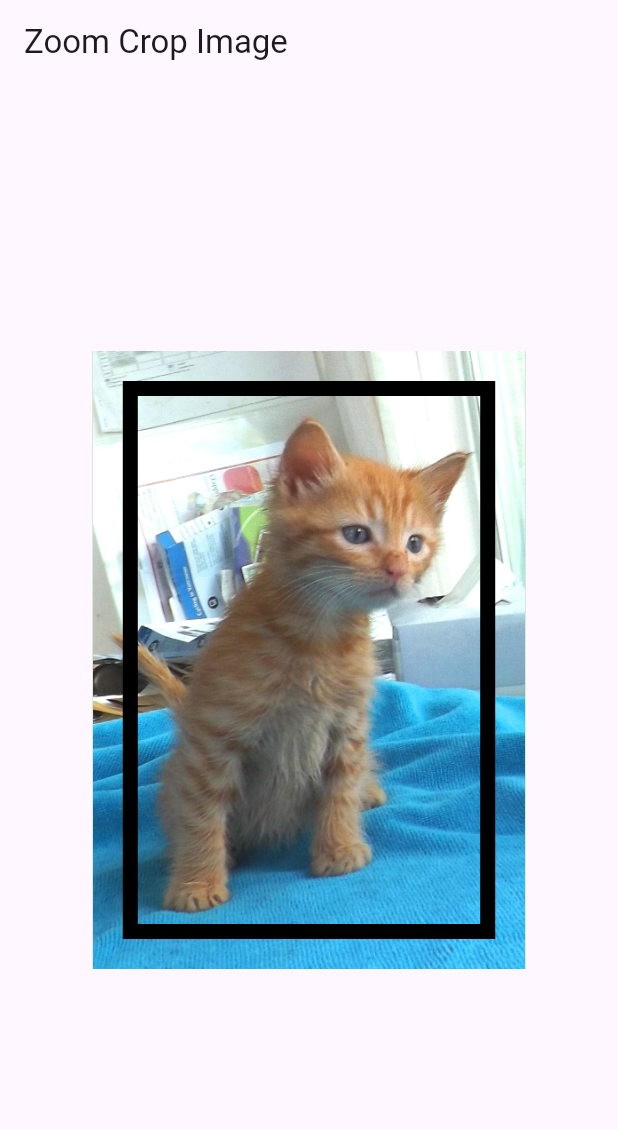
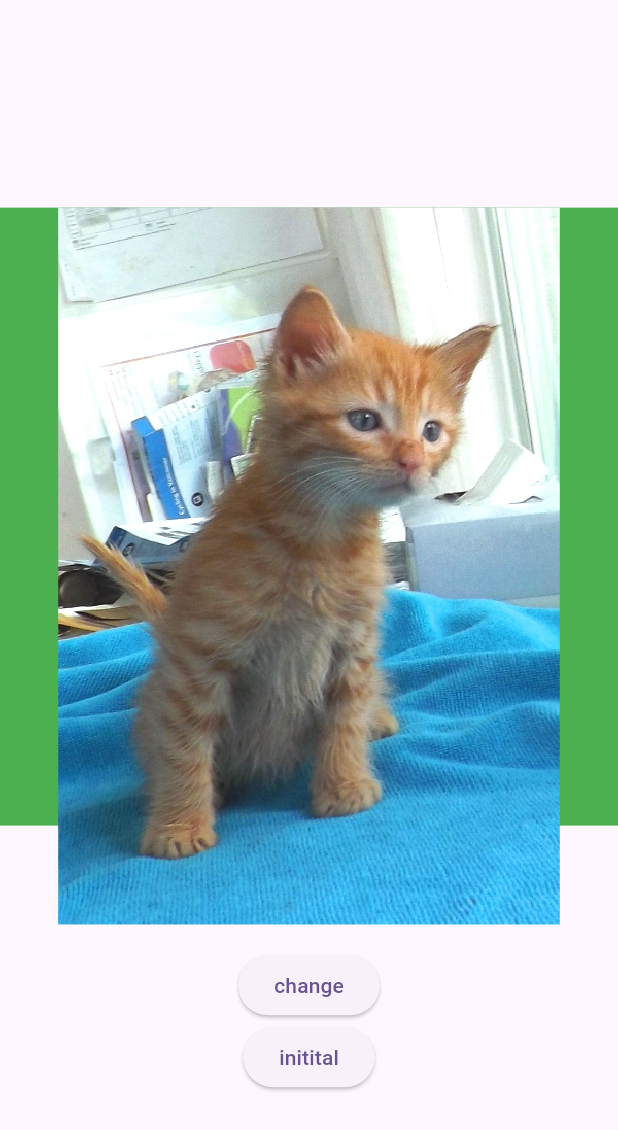
Before and after one commit to siriusanjan/dynamicCropFlutter, a Flutter app: the screen it shows after launch, on a phone screen of 412 x 824 dp. Shown: the top 1130 px of the screen. Run offline on Flutter 3.47's test engine with Material 2 defaults, Android fonts, the phone set to English and light mode, and no system bars; our stand-ins replace file_picker, flutter_bloc.

Commit message:
add proper rotate scale

```diff
--- a/lib/main.dart
+++ b/lib/main.dart
@@ -1,5 +1,6 @@
 import 'dart:io';
 
+import 'package:factor_offset/rotate_scale/rotate_scale.dart';
 import 'package:factor_offset/utils/background_task.dart';
 import 'package:factor_offset/utils/drawImage.dart';
 import 'package:file_picker/file_picker.dart';
@@ -39,7 +40,7 @@ class MyApp extends StatelessWidget {
         colorScheme: ColorScheme.fromSeed(seedColor: Colors.deepPurple),
         useMaterial3: true,
       ),
-      home: const MyHomePage(title: 'Flutter Demo Home Page'),
+      home: const RotateScale(),
     );
   }
 }
@@ -80,11 +81,17 @@ class _MyHomePageState extends State<MyHomePage> {
   ui.Image? croppedImage;
   String assertPath = "assets/cat.png";
   Rect? cropRect;
-  double fittedFrameMargin=0;
+  double fittedFrameMargin = 0;
 
   void calculateFittedHeightWidth() {
-    _height = MediaQuery.of(context).size.height * 0.5;
-    _width = MediaQuery.of(context).size.width;
+    _height = MediaQuery
+        .of(context)
+        .size
+        .height * 0.5;
+    _width = MediaQuery
+        .of(context)
+        .size
+        .width;
 
     if (_height! / _width! > imageRealHeight / imageRealWidth) {
       widthFitted = true;
@@ -96,7 +103,7 @@ class _MyHomePageState extends State<MyHomePage> {
       imageFittedWidth = _height! / (imageRealHeight / imageRealWidth);
       _extraWidth = _width! - imageFittedWidth!;
     }
-  fittedFrameMargin=  frameMargin * (imageRealWidth / imageFittedWidth!);
+    fittedFrameMargin = imageRealWidth * (frameMargin / imageFittedWidth!);
 
     print("widthFitted " + widthFitted.toString());
   }
@@ -132,21 +139,7 @@ class _MyHomePageState extends State<MyHomePage> {
         title: Text('Zoom Crop Image'),
       ),
       body: croppedImage == null
-          ? Center(
-              child: Container(
-                  color: Colors.green,
-                  child: ClipRect(
-                      child: SizedBox(
-                    width: imageFittedWidth,
-                    height: imageFittedHeight,
-                    child: FittedBox(
-                        child: SizedBox(
-                            width: imageFittedWidth,
-                            height: imageFittedHeight,
-                            child: LayoutBuilder(builder:
-                                (BuildContext ctx, BoxConstraints constraints) {
-                              // if the screen width >= 480 i.e Wide Screen
-                              return GestureDetector(
+          ? GestureDetector(
           onScaleStart: (details) {
             _previousScale = _scale;
             _previousOffset = details.focalPoint;
@@ -155,27 +148,27 @@ class _MyHomePageState extends State<MyHomePage> {
             setState(() {
               _scale = _previousScale * details.scale;
               _scale = _scale.clamp(1.0,
-                                        5.0); // Adjust the min and max zoom levels as per your requirement
+                  10.0); // Adjust the min and max zoom levels as per your requirement
               if (_scale == _previousScale) {
                 Offset calculatedOrigin = _origin +
                     (_origin -
                         (details.focalPoint -
-                                                  (_previousOffset - _origin) /
+                            (_previousOffset -
+                                _origin) /
                                 _previousScale *
-                                                      _scale));
+                                _scale))/_scale;
 
                 if (calculatedOrigin.dx >
-                                              -(imageFittedWidth! / 2 +
-                                                  fittedFrameMargin/_scale) &&
+                    -(imageFittedWidth! / 2+frameMargin) &&
                     calculatedOrigin.dx <
                         (imageFittedWidth! / 2 +
-                                                  fittedFrameMargin/_scale) &&
+                            fittedFrameMargin/2 ) &&
                     calculatedOrigin.dy >
                         -(imageFittedHeight! / 2 +
-                                                  fittedFrameMargin/_scale) &&
+                            fittedFrameMargin ) &&
                     calculatedOrigin.dy <
                         (imageFittedHeight! / 2 +
-                                                  fittedFrameMargin/_scale)) {
+                            fittedFrameMargin )) {
                   _origin = calculatedOrigin;
                 }
               }
@@ -189,7 +182,28 @@ class _MyHomePageState extends State<MyHomePage> {
           onScaleEnd: (details) {
             // Perform any required cleanup or finalization
           },
-                                child: Stack(
+          child: Column(children: [
+            Center(
+                child: Container(
+                    color: Colors.green,
+                    child: ClipRect(
+                        child: SizedBox(
+                          width: imageFittedWidth,
+                          height: imageFittedHeight,
+                          child: FittedBox(
+                              child: SizedBox(
+                                  width: imageFittedWidth!,
+                                  height: imageFittedHeight!,
+                                  child: LayoutBuilder(builder: (
+                                      BuildContext ctx,
+                                      BoxConstraints constraints) {
+                                  print("constrain heighti "+  constraints.maxHeight.toString());
+                                  print("constrain width "+  constraints.maxWidth.toString());
+                                  print("constrain imageFittedWidth "+  imageFittedWidth.toString());
+                                  print("constrain imageFittedHeight"+  imageFittedHeight.toString());
+                                    constraints.maxWidth;
+                                    // if the screen width >= 480 i.e Wide Screen
+                                    return Stack(
                                       children: [
                                         Transform.scale(
                                           scale: _scale,
@@ -197,21 +211,24 @@ class _MyHomePageState extends State<MyHomePage> {
                                           child: Image.asset(
                                               assertPath), // Replace with your image asset
                                         ),
-                                    Positioned.fill(
+                                        Positioned(
+                                          left:frameMargin,
+                                          top:frameMargin,
+                                          right:frameMargin,
+                                          bottom:frameMargin,
                                           child: Container(
                                             decoration: BoxDecoration(
                                               border: Border.all(
-                                              color: Colors.black, width: 10.0),
-                                        ),
-                                        margin: EdgeInsets.all(
-                                            frameMargin), // Adjust the margin as per your requirement
+                                                  color: Colors.black,
+                                                  width: 10.0),
+                                            )// Adjust the margin as per your requirement
                                           ),
                                         ),
                                       ],
-                                ),
                                     );
                                   }))),
                         ))))
+          ]))
           : SizedBox(
         width: _width!,
         height: _height!,
--- /dev/null
+++ b/lib/rotate_scale/RotateScaleBloc.dart
@@ -0,0 +1,17 @@
+import 'package:flutter_bloc/flutter_bloc.dart';
+
+enum RotateScaleBlocState {
+  initialize,
+  doneSet,
+  scaleRotate,
+  normalize,
+}
+
+class RotateScaleBloc extends Cubit<RotateScaleBlocState> {
+  RotateScaleBloc(super.initialState);
+
+  void setState(RotateScaleBlocState state) {
+    emit(RotateScaleBlocState.normalize);
+    emit(state);
+  }
+}
--- /dev/null
+++ b/lib/rotate_scale/rotate_scale.dart
@@ -0,0 +1,85 @@
+import 'package:factor_offset/rotate_scale/RotateScaleBloc.dart';
+import 'package:factor_offset/rotate_scale/rotate_scale_helper.dart';
+import 'package:factor_offset/utils/drawImage.dart';
+import 'package:flutter/cupertino.dart';
+import 'package:flutter/material.dart';
+import 'package:flutter_bloc/flutter_bloc.dart';
+
+import 'drawRotateScaleImagePaint.dart';
+
+class RotateScale extends StatefulWidget {
+  const RotateScale({super.key});
+
+  @override
+  State<StatefulWidget> createState() => _RotateScale();
+}
+
+class _RotateScale extends State<RotateScale> {
+  RotateScaleBlocHelper? _rotateScaleBlocHelper;
+
+  @override
+  Widget build(BuildContext context) {
+    return Scaffold(
+        appBar: AppBar(),
+        body: BlocProvider(
+            create: (BuildContext context) =>
+                RotateScaleBloc(RotateScaleBlocState.initialize),
+            child: BlocBuilder<RotateScaleBloc, RotateScaleBlocState>(
+                buildWhen: (previousState, state) {
+              return true;
+              // return true/false to determine whether or not
+              // to rebuild the widget with state
+            }, builder: (context, state) {
+              _rotateScaleBlocHelper ??= RotateScaleBlocHelper(context);
+
+              print("state " + state.toString());
+              // return widget here based on BlocA's state
+              return state == RotateScaleBlocState.doneSet ||
+                      state == RotateScaleBlocState.scaleRotate
+                  ? Center(
+                      child: Column(children: [
+                      SizedBox(
+                          height: MediaQuery.of(context).size.height * 0.7,
+                          width: MediaQuery.of(context).size.width,
+                          child: FittedBox(
+                              child: SizedBox(
+                                  height: 600,
+                                  width: 600,
+                                  child: LayoutBuilder(builder:
+                                      (BuildContext context,
+                                          BoxConstraints constraints) {
+                                    return Container(
+                                      color: Colors.green,
+                                      child: Center(
+                                        child: CustomPaint(
+                                          painter: state ==
+                                                  RotateScaleBlocState.doneSet
+                                              ? DrawImage(
+                                                  image: _rotateScaleBlocHelper!
+                                                      .image!,
+                                                )
+                                              : DrawImage(
+                                                  image: _rotateScaleBlocHelper!
+                                                      .rotateScaleImage!,
+                                                ),
+                                          size: Size(487, 696),
+                                        ),
+                                      ),
+                                    );
+                                  })))),
+                      ElevatedButton(
+                          onPressed: () {
+                            _rotateScaleBlocHelper!
+                                .setRotateScaleImage(context);
+                          },
+                          child: Text("change")),
+                      ElevatedButton(
+                          onPressed: () {
+                            _rotateScaleBlocHelper!.setInitialImage(context);
+                          },
+                          child: Text("initital")),
+                    ]))
+                  : Container();
+            })));
+  }
+}
--- a/lib/utils/drawImage.dart
+++ b/lib/utils/drawImage.dart
@@ -9,8 +9,8 @@ class DrawImage extends CustomPainter {
   @override
   void paint(Canvas canvas, Size size) {
     // Draw image
-    final imageOffset = Offset(0, 0); // Adjust the offset as needed
-    canvas.drawImage(image, imageOffset, Paint());
+    final imageOffset = Offset(size.width/2, size.height/2); // Adjust the offset as needed
+    canvas.drawImage(image, Offset.zero, Paint());
 
     // Add additional custom drawings here if needed
   }
--- a/pubspec.yaml
+++ b/pubspec.yaml
@@ -36,6 +36,7 @@ dependencies:
   # Use with the CupertinoIcons class for iOS style icons.
   cupertino_icons: ^1.0.2
   file_picker: ^5.3.2
+  flutter_bloc: ^8.1.3
 
 dev_dependencies:
   flutter_test:
```
Also changed, not shown: lib/rotate_scale/drawRotateScaleImagePaint.dart (added, +46 -0 lines), lib/rotate_scale/rotate_scale_helper.dart (added, +48 -0 lines), pubspec.lock. Lines whose indentation alone changed are shown as unchanged.
